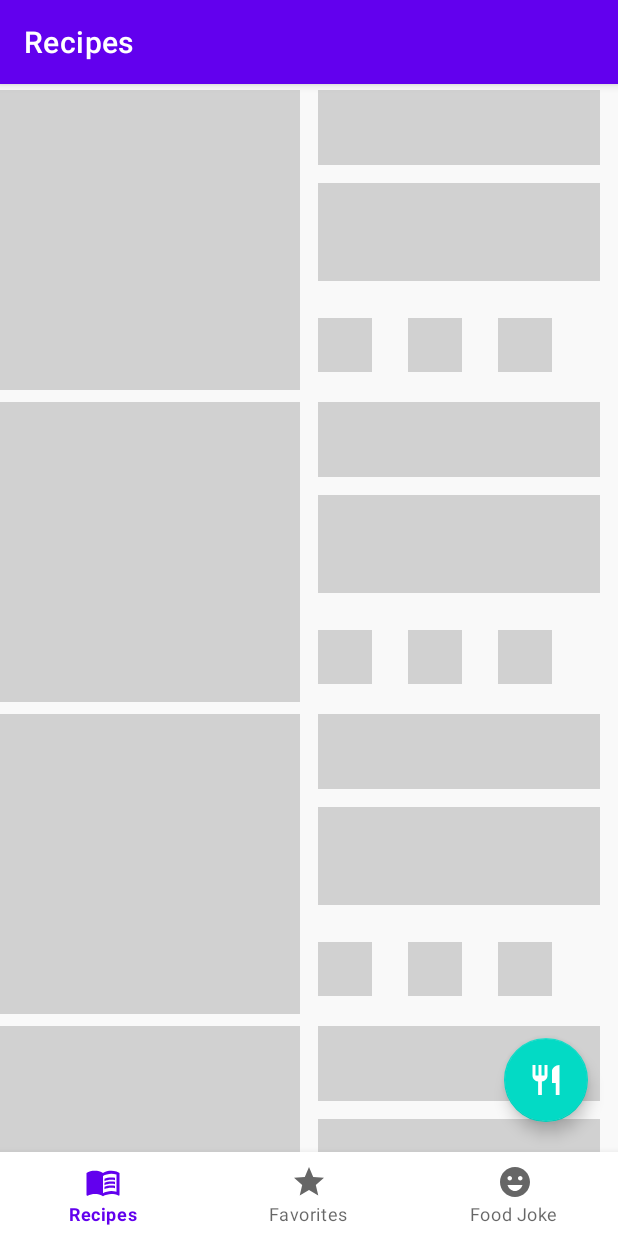
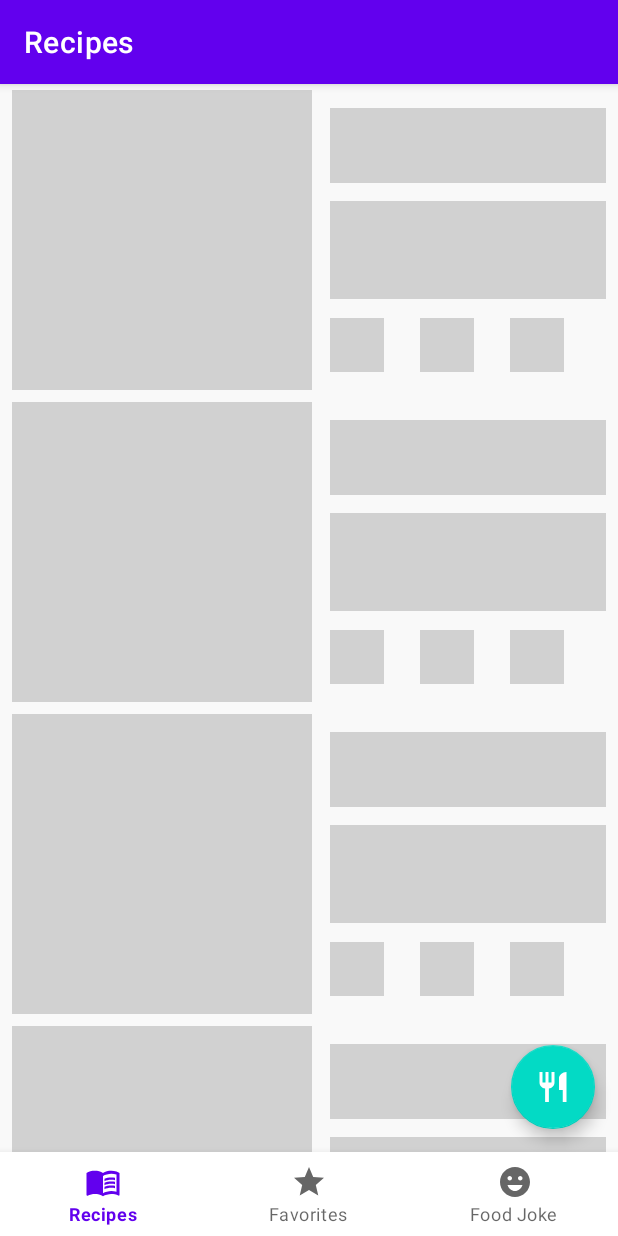
Before and after one commit to najahto/food-recipes, an Android app: the screen it shows after launch (MainActivity), on a phone screen of 412 x 824 dp. Run offline under Robolectric (Android 15) with nearby library versions, the phone set to English and light mode, and no system bars; our stand-ins replace Shimmer, navigation-ui; Roboto replaces fonts that are not available here.

```diff
--- a/app/src/main/AndroidManifest.xml
+++ b/app/src/main/AndroidManifest.xml
@@ -14,7 +14,7 @@
         android:theme="@style/Theme.FoodReceipes"
         tools:targetApi="31">
         <activity
-            android:name=".MainActivity"
+            android:name=".ui.MainActivity"
             android:exported="true">
             <intent-filter>
                 <action android:name="android.intent.action.MAIN" />
--- a/app/src/main/java/com/najahto/foodreceipes/MainActivity.kt
+++ b/app/src/main/java/com/najahto/foodreceipes/ui/MainActivity.kt
@@ -1,4 +1,4 @@
-package com.najahto.foodreceipes
+package com.najahto.foodreceipes.ui
 
 import androidx.appcompat.app.AppCompatActivity
 import android.os.Bundle
@@ -7,6 +7,7 @@ import androidx.navigation.findNavController
 import androidx.navigation.ui.AppBarConfiguration
 import androidx.navigation.ui.setupActionBarWithNavController
 import androidx.navigation.ui.setupWithNavController
+import com.najahto.foodreceipes.R
 import kotlinx.android.synthetic.main.activity_main.*
 
 class MainActivity : AppCompatActivity() {
--- a/app/src/main/java/com/najahto/foodreceipes/RecipesFragment.kt
+++ b/app/src/main/java/com/najahto/foodreceipes/ui/fragments/RecipesFragment.kt
@@ -1,10 +1,11 @@
-package com.najahto.foodreceipes
+package com.najahto.foodreceipes.ui.fragments
 
 import android.os.Bundle
 import androidx.fragment.app.Fragment
 import android.view.LayoutInflater
 import android.view.View
 import android.view.ViewGroup
+import com.najahto.foodreceipes.R
 
 class RecipesFragment : Fragment() {
 
--- a/app/src/main/res/layout/activity_main.xml
+++ b/app/src/main/res/layout/activity_main.xml
@@ -5,7 +5,7 @@
     android:layout_width="match_parent"
     android:layout_height="match_parent"
     android:background="@color/lightGray"
-    tools:context=".MainActivity">
+    tools:context=".ui.MainActivity">
 
     <fragment
         android:id="@+id/navHostFragment"
--- a/app/src/main/res/layout/fragment_favorite_recipes.xml
+++ b/app/src/main/res/layout/fragment_favorite_recipes.xml
@@ -4,7 +4,7 @@
     android:layout_width="match_parent"
     android:layout_height="match_parent"
     android:background="@color/lightGray"
-    tools:context=".FavoriteRecipesFragment">
+    tools:context=".ui.fragments.FavoriteRecipesFragment">
 
     <TextView
         android:layout_width="match_parent"
--- a/app/src/main/res/layout/fragment_food_joke.xml
+++ b/app/src/main/res/layout/fragment_food_joke.xml
@@ -4,7 +4,7 @@
     android:layout_width="match_parent"
     android:layout_height="match_parent"
     android:background="@color/lightGray"
-    tools:context=".FoodJokeFragment">
+    tools:context=".ui.fragments.FoodJokeFragment">
 
     <TextView
         android:layout_width="match_parent"
--- a/app/src/main/res/layout/fragment_recipes.xml
+++ b/app/src/main/res/layout/fragment_recipes.xml
@@ -5,7 +5,7 @@
     android:layout_width="match_parent"
     android:layout_height="match_parent"
     android:background="@color/lightGray"
-    tools:context=".RecipesFragment">
+    tools:context=".ui.fragments.RecipesFragment">
 
     <ImageView
         android:id="@+id/ivError"
@@ -38,8 +38,7 @@
         android:id="@+id/rvRecipesList"
         android:layout_width="0dp"
         android:layout_height="0dp"
-        android:layout_marginStart="6dp"
-        android:layout_marginEnd="6dp"
+        android:layout_marginHorizontal="8dp"
         android:orientation="vertical"
         android:visibility="gone"
         app:layout_constraintBottom_toBottomOf="parent"
@@ -53,6 +52,7 @@
         android:id="@+id/shimmerFrameLayout"
         android:layout_width="match_parent"
         android:layout_height="0dp"
+        android:layout_marginHorizontal="8dp"
         android:animateLayoutChanges="true"
         android:animationCache="true"
         app:layout_constraintBottom_toBottomOf="parent"
@@ -79,8 +79,8 @@
         android:id="@+id/floatingActionButton"
         android:layout_width="wrap_content"
         android:layout_height="wrap_content"
-        android:layout_marginEnd="20dp"
-        android:layout_marginBottom="20dp"
+        android:layout_marginEnd="15dp"
+        android:layout_marginBottom="15dp"
         android:clickable="true"
         android:focusable="true"
         android:src="@drawable/ic_restaurant"
--- a/app/src/main/res/layout/recipes_shimmer_placeholder_layout.xml
+++ b/app/src/main/res/layout/recipes_shimmer_placeholder_layout.xml
@@ -20,8 +20,8 @@
         android:id="@+id/view2"
         android:layout_width="0dp"
         android:layout_height="50dp"
+        android:layout_marginTop="12dp"
         android:layout_marginStart="12dp"
-        android:layout_marginEnd="12dp"
         android:background="@color/mediumGray"
         app:layout_constraintEnd_toEndOf="parent"
         app:layout_constraintStart_toEndOf="@+id/view"
--- a/app/src/main/res/navigation/foodrecipes_nav_graph.xml
+++ b/app/src/main/res/navigation/foodrecipes_nav_graph.xml
@@ -7,17 +7,17 @@
 
     <fragment
         android:id="@+id/recipesFragment"
-        android:name="com.najahto.foodreceipes.RecipesFragment"
+        android:name="com.najahto.foodreceipes.ui.fragments.RecipesFragment"
         android:label="Recipes"
         tools:layout="@layout/fragment_recipes" />
     <fragment
         android:id="@+id/favoriteRecipesFragment"
-        android:name="com.najahto.foodreceipes.FavoriteRecipesFragment"
+        android:name="com.najahto.foodreceipes.ui.fragments.FavoriteRecipesFragment"
         android:label="Favorites"
         tools:layout="@layout/fragment_favorite_recipes" />
     <fragment
         android:id="@+id/foodJokeFragment"
-        android:name="com.najahto.foodreceipes.FoodJokeFragment"
+        android:name="com.najahto.foodreceipes.ui.fragments.FoodJokeFragment"
         android:label="Food Joke"
         tools:layout="@layout/fragment_food_joke" />
 </navigation>
```
Also changed, not shown: app/build.gradle (+11 -0 lines), app/src/main/java/com/najahto/foodreceipes/Constants.kt (added, +8 -0 lines), app/src/main/java/com/najahto/foodreceipes/FoodRecipesApi.kt (added, +15 -0 lines), app/src/main/java/com/najahto/foodreceipes/models/ExtendedIngredient.kt (added, +18 -0 lines), app/src/main/java/com/najahto/foodreceipes/models/FoodRecipe.kt (added, +8 -0 lines), app/src/main/java/com/najahto/foodreceipes/models/Result.kt (added, +36 -0 lines), app/src/main/java/com/najahto/foodreceipes/ui/fragments/FavoriteRecipesFragment.kt (renamed from app/src/main/java/com/najahto/foodreceipes/FoodJokeFragment.kt, +4 -3 lines), app/src/main/java/com/najahto/foodreceipes/ui/fragments/FoodJokeFragment.kt (renamed from app/src/main/java/com/najahto/foodreceipes/FavoriteRecipesFragment.kt, +4 -3 lines), gradle.properties (line endings or trailing spaces), 2 other files.
